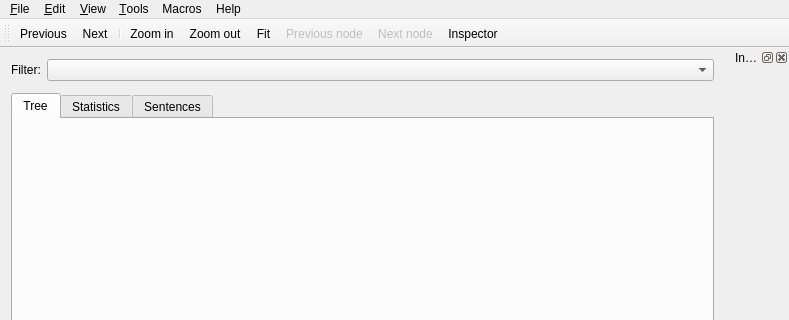
Old version of the form ui/MainWindow.ui in the repository rug-compling/dact; both pictures show x 0 to 789 and y 0 to 320 of the 789 by 660 pixel window.
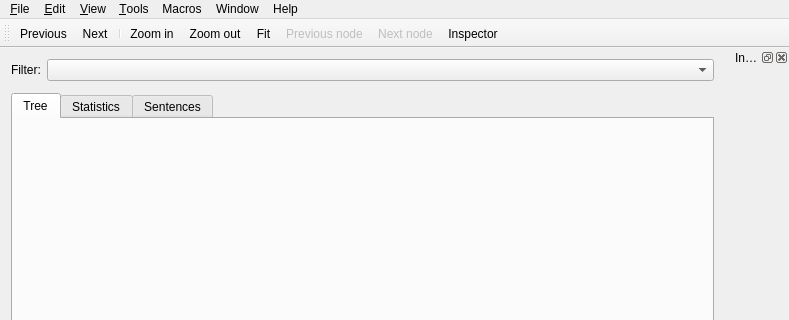
New version of the form. Icons and pictures are not drawn. Custom widgets are drawn as their Qt base class.

Commit message: Minimization with Cmd-m.

What changed in the file:
```diff
--- a/ui/MainWindow.ui
+++ b/ui/MainWindow.ui
@@ -87,7 +87,7 @@
      <x>0</x>
      <y>0</y>
      <width>789</width>
-     <height>27</height>
+     <height>22</height>
     </rect>
    </property>
    <widget class="QMenu" name="menuFile">
@@ -161,11 +161,18 @@
     <addaction name="separator"/>
     <addaction name="loadMacrosAction"/>
    </widget>
+   <widget class="QMenu" name="menuWindow">
+    <property name="title">
+     <string>Window</string>
+    </property>
+    <addaction name="minimizeAction"/>
+   </widget>
    <addaction name="menuFile"/>
    <addaction name="menuEdit"/>
    <addaction name="menuView"/>
    <addaction name="menuTools"/>
    <addaction name="menuMacros"/>
+   <addaction name="menuWindow"/>
    <addaction name="menuHelp"/>
   </widget>
   <widget class="QToolBar" name="mainToolBar">
```
Left out of the diff: 34 changed lines with no effect on the pictures.
